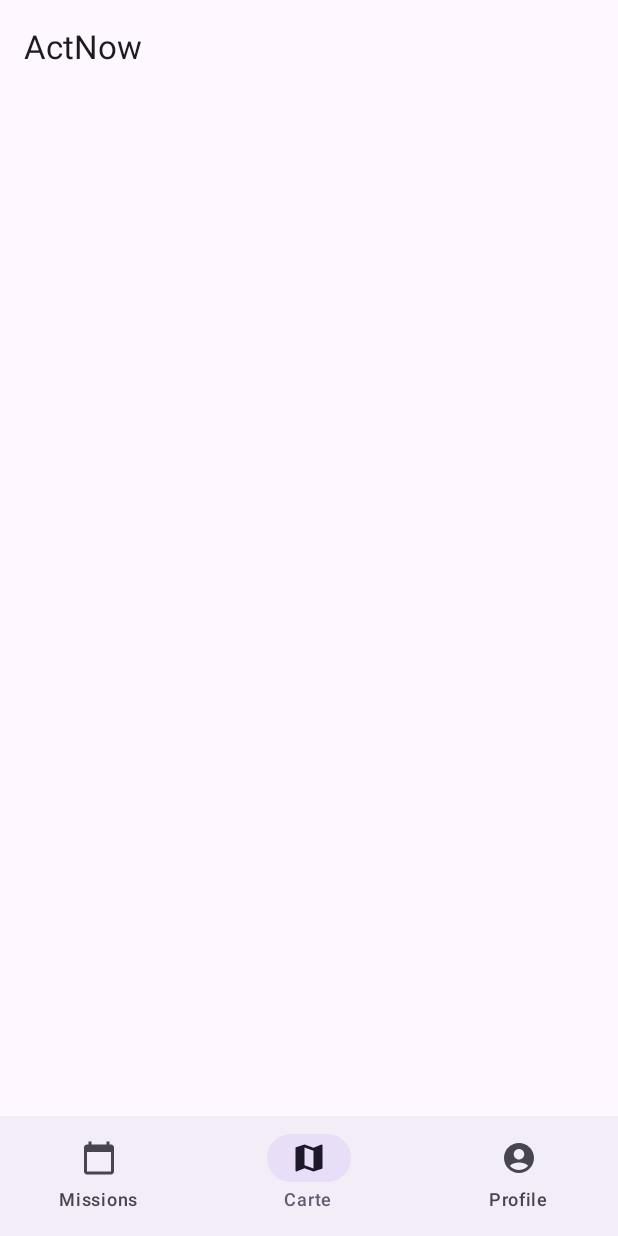
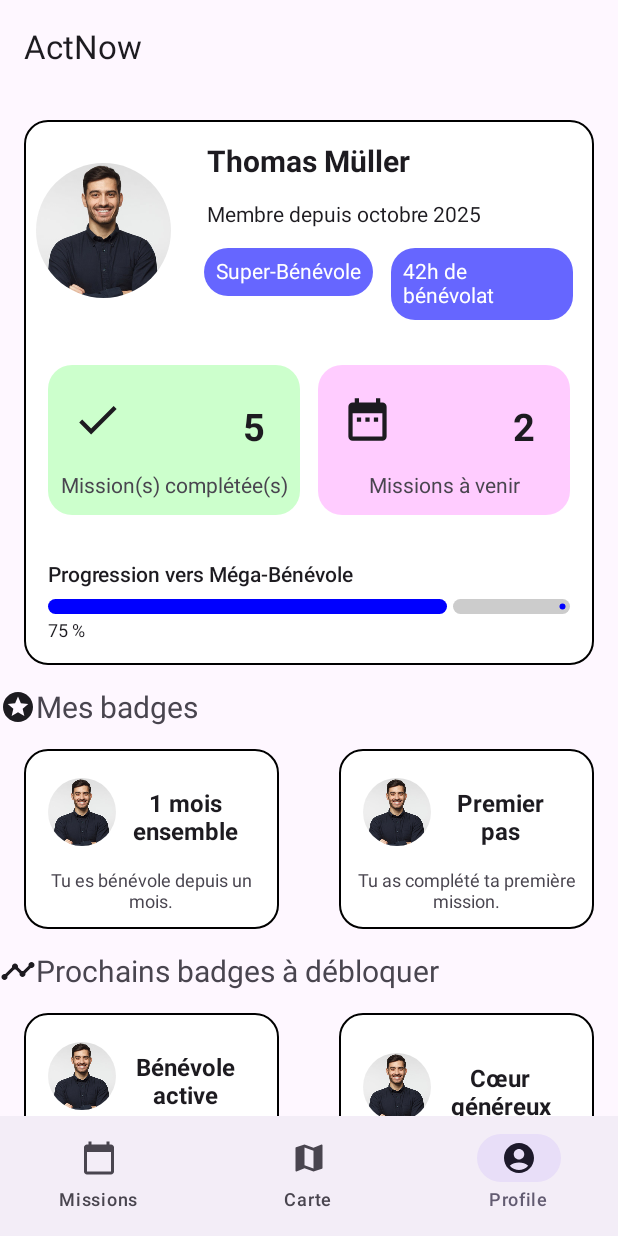
Before and after one commit to adrima01/ActNow, an Android app built with Jetpack Compose: the screen it shows after launch (MainActivity), item 3 of the bottom bar chosen, on a phone screen of 412 x 824 dp. Run offline under Robolectric (Android 15) with nearby library versions, the phone set to English and light mode, and no system bars; libraries missing offline, so code that uses them is left out: com.russhwolf.settings; 1 statement that could not run was skipped.

Commit message:
profile and badges

```diff
--- a/app/build.gradle.kts
+++ b/app/build.gradle.kts
@@ -58,4 +58,6 @@ dependencies {
     debugImplementation(libs.androidx.compose.ui.tooling)
     debugImplementation(libs.androidx.compose.ui.test.manifest)
     implementation("androidx.compose.material:material-icons-extended")
+    implementation("com.russhwolf:multiplatform-settings-no-arg:1.3.0")
+
 }
--- /dev/null
+++ b/app/src/main/java/com/example/actnow/badges.kt
@@ -0,0 +1,70 @@
+package com.example.actnow
+
+data class BadgeDto(
+    val badges: List<SingleBadgeDto>
+)
+
+enum class BadgeType {
+    HOUR, MISSION, TIME
+}
+
+data class SingleBadgeDto(
+    val id: Int,
+    val titre: String,
+    val description: String,
+    val image: String,
+    val achieved: Boolean,
+    val type: BadgeType,
+    val targetAmount: Int // nombre heures, missions realisee ou mois passes depuis l'inscription
+)
+
+val BadgeData = BadgeDto(
+    badges = listOf(
+        SingleBadgeDto(
+            id = 1,
+            titre = "1 mois ensemble",
+            description = "Tu es bénévole depuis un mois.",
+            image = "test",
+            achieved = true,
+            type = BadgeType.TIME,
+            targetAmount = 1,
+
+        ),
+        SingleBadgeDto(
+            id = 2,
+            titre = "Premier pas",
+            description = "Tu as complété ta première mission.",
+            image = "test",
+            achieved = true,
+            type = BadgeType.MISSION,
+            targetAmount = 1
+        ),
+        SingleBadgeDto(
+            id = 3,
+            titre = "Bénévole active",
+            description = "Tu as passé 10h sur des missions.",
+            image = "test",
+            achieved = false,
+            type = BadgeType.HOUR,
+            targetAmount = 10
+        ),
+        SingleBadgeDto(
+            id = 4,
+            titre = "Cœur généreux",
+            description = "Tu as complété 10 missions.",
+            image = "test",
+            achieved = false,
+            type = BadgeType.MISSION,
+            targetAmount = 10
+        ),
+        SingleBadgeDto(
+            id = 5,
+            titre = "Marathonien",
+            description = "Tu as passé 100h sur des missions.",
+            image = "test",
+            achieved = false,
+            type = BadgeType.HOUR,
+            targetAmount = 100
+        )
+    )
+)
--- /dev/null
+++ b/app/src/main/java/com/example/actnow/components/BadgeCard.kt
@@ -0,0 +1,84 @@
+package com.example.actnow.components
+
+import androidx.compose.foundation.Image
+import androidx.compose.foundation.border
+import androidx.compose.foundation.layout.Arrangement
+import androidx.compose.foundation.layout.Column
+import androidx.compose.foundation.layout.Row
+import androidx.compose.foundation.layout.fillMaxSize
+import androidx.compose.foundation.layout.fillMaxWidth
+import androidx.compose.foundation.layout.height
+import androidx.compose.foundation.layout.padding
+import androidx.compose.foundation.layout.size
+import androidx.compose.foundation.layout.width
+import androidx.compose.foundation.shape.CircleShape
+import androidx.compose.foundation.shape.RoundedCornerShape
+import androidx.compose.material3.Card
+import androidx.compose.material3.CardDefaults
+import androidx.compose.material3.MaterialTheme
+import androidx.compose.material3.Text
+import androidx.compose.runtime.Composable
+import androidx.compose.ui.Alignment
+import androidx.compose.ui.Modifier
+import androidx.compose.ui.draw.clip
+import androidx.compose.ui.graphics.Color
+import androidx.compose.ui.layout.ContentScale
+import androidx.compose.ui.res.painterResource
+import androidx.compose.ui.text.font.FontWeight
+import androidx.compose.ui.text.style.TextAlign
+import androidx.compose.ui.unit.dp
+import androidx.compose.ui.unit.sp
+import com.example.actnow.R
+
+@Composable
+fun BadgeCard(title: String, description: String, modifier: Modifier) {
+    Card(
+        modifier = modifier
+            .padding(16.dp)
+            .height(120.dp)
+            .border(1.dp, Color.Black, shape = RoundedCornerShape(16.dp)),
+        shape = RoundedCornerShape(16.dp),
+        elevation = CardDefaults.cardElevation(defaultElevation = 0.dp),
+        colors = CardDefaults.cardColors(
+            containerColor = Color.White
+        )
+    ) {
+        Column(
+            modifier = Modifier
+                .fillMaxSize()
+                .padding(8.dp),
+            horizontalAlignment = Alignment.CenterHorizontally,
+            verticalArrangement = Arrangement.Center
+        ) {
+            Row(
+                modifier = Modifier
+                    .fillMaxWidth()
+                    .padding(8.dp),
+                horizontalArrangement = Arrangement.SpaceBetween
+            ) {
+                Image(
+                    painter = painterResource(id = R.drawable.profile_monsieur),
+                    contentDescription = "profile picture",
+                    contentScale = ContentScale.Crop,
+                    modifier = Modifier
+                        .size(45.dp)
+                        .clip(CircleShape)
+                )
+                Text(
+                    text = title,
+                    fontWeight = FontWeight.Bold,
+                    fontSize = 16.sp,
+                    modifier = Modifier.padding(8.dp),
+                    textAlign = TextAlign.Center
+                )
+            }
+            Text(
+                text = description,
+                fontSize = 12.sp,
+                color = MaterialTheme.colorScheme.onSurfaceVariant,
+                textAlign = TextAlign.Center,
+
+            )
+        }
+    }
+}
--- a/app/src/main/java/com/example/actnow/components/ProfileCard.kt
+++ b/app/src/main/java/com/example/actnow/components/ProfileCard.kt
@@ -6,37 +6,44 @@ import androidx.compose.foundation.layout.*
 import androidx.compose.foundation.shape.CircleShape
 import androidx.compose.foundation.shape.RoundedCornerShape
 import androidx.compose.material.icons.Icons
-import androidx.compose.material.icons.filled.AccessTime
 import androidx.compose.material.icons.filled.DateRange
 import androidx.compose.material.icons.filled.Done
-import androidx.compose.material.icons.filled.Favorite
-import androidx.compose.material.icons.filled.Star
 import androidx.compose.material3.*
 import androidx.compose.runtime.Composable
 import androidx.compose.ui.Alignment
 import androidx.compose.ui.Modifier
 import androidx.compose.ui.draw.clip
 import androidx.compose.ui.graphics.Color
-import androidx.compose.ui.graphics.vector.ImageVector
 import androidx.compose.ui.layout.ContentScale
 import androidx.compose.ui.res.painterResource
 import androidx.compose.ui.text.font.FontWeight
-import androidx.compose.ui.text.style.TextAlign
 import androidx.compose.ui.unit.dp
 import androidx.compose.ui.unit.sp
 import com.example.actnow.R
+import androidx.compose.foundation.border
+import com.example.actnow.utilisateur
+import java.text.SimpleDateFormat
+import java.util.Locale
+
 
 
 @Composable
 fun ProfileCard() {
+    val sdf = SimpleDateFormat("MMMM yyyy", Locale.FRENCH)
+    val formattedDate = sdf.format(utilisateur.date)
+
     Column(
         verticalArrangement = Arrangement.spacedBy(20.dp),
-        modifier = Modifier.padding(8.dp)
+        modifier = Modifier.padding(16.dp)
     ) {
         Card(
             shape = RoundedCornerShape(16.dp),
             modifier = Modifier
-                .padding(8.dp)
+                .fillMaxWidth()
+                .border(1.dp, Color.Black, shape = RoundedCornerShape(16.dp)),
+            colors = CardDefaults.cardColors(
+                containerColor = Color.White
+            ),
         ) {
             Row(
                 verticalAlignment = Alignment.CenterVertically,
@@ -45,11 +52,11 @@ fun ProfileCard() {
                     .padding(8.dp)
             ) {
                 Image(
-                    painter = painterResource(id = R.drawable.profile),
+                    painter = painterResource(id = R.drawable.profile_monsieur),
                     contentDescription = "profile picture",
                     contentScale = ContentScale.Crop,
                     modifier = Modifier
-                        .size(80.dp)
+                        .size(90.dp)
                         .clip(CircleShape)
                 )
 
@@ -57,30 +64,47 @@ fun ProfileCard() {
 
                 Column {
                     Text(
-                        text = "Adrian MARAJ",
+                        text = utilisateur.prenom + " " + utilisateur.nom,
                         fontSize = 20.sp,
-                        fontWeight = FontWeight.Bold
+                        fontWeight = FontWeight.Bold,
+                        modifier = Modifier.padding(8.dp)
                     )
                     Text(
-                        text = "Membre depuis octobre 2025",
+                        text = "Membre depuis $formattedDate",
                         fontSize = 14.sp,
-                        color = MaterialTheme.colorScheme.onSurfaceVariant
+                        modifier = Modifier.padding(8.dp)
                     )
-                    Column(
-                        modifier = Modifier.fillMaxWidth()
-                    ){
-                        Text("Progression", fontWeight = FontWeight.SemiBold)
-                        Spacer(modifier = Modifier.height(8.dp))
-                        LinearProgressIndicator(
-                            progress = { 0.75f },
+                    Row {
+                        Card (
+                            shape = RoundedCornerShape(16.dp),
                             modifier = Modifier
-                                .fillMaxWidth()
-                                .height(10.dp),
-                            color = Color.Blue,
-                            trackColor = Color.White,
-                        )
-                        Spacer(modifier = Modifier.height(4.dp))
-                        Text("75 %", fontSize = 12.sp)
+                                .padding(6.dp),
+                            colors = CardDefaults.cardColors(
+                                containerColor = Color.Blue.copy(alpha = 0.6f)
+                            )
+                        ) {
+                            Text(
+                                modifier = Modifier
+                                    .padding(8.dp),
+                                text = "Super-Bénévole",
+                                color = Color.White
+                            )
+                        }
+                        Card (
+                            shape = RoundedCornerShape(16.dp),
+                            modifier = Modifier
+                                .padding(6.dp),
+                            colors = CardDefaults.cardColors(
+                                containerColor = Color.Blue.copy(alpha = 0.6f)
+                            )
+                        ){
+                            Text(
+                                modifier = Modifier
+                                    .padding(8.dp),
+                                text = "${utilisateur.heures}h de bénévolat",
+                                color = Color.White
+                            )
+                        }
                     }
                 }
             }
@@ -95,29 +119,8 @@ fun ProfileCard() {
                     horizontalArrangement = Arrangement.spacedBy(12.dp)
                 ) {
                     StatCard(
-                        title = "Heures de bénévolat",
-                        value = "120",
-                        modifier = Modifier.weight(1f),
-                        icon = Icons.Filled.AccessTime,
-                        iconDescription = "Clock Icon",
-                        color = Color.Blue
-                    )
-                    StatCard(
-                        title = "Points d'impact",
-                        value = "125",
-                        modifier = Modifier.weight(1f),
-                        icon = Icons.Filled.Favorite,
-                        iconDescription = "Heart Icon",
-                        color = Color.Yellow
-                    )
-                }
-                Row(
-                    modifier = Modifier.fillMaxWidth(),
-                    horizontalArrangement = Arrangement.spacedBy(12.dp)
-                ) {
-                    StatCard(
-                        title = "Missions complétées",
-                        value = "15",
+                        title = "Mission(s) complétée(s)",
+                        value = utilisateur.missionsCompletees,
                         modifier = Modifier.weight(1f),
                         icon = Icons.Filled.Done,
                         iconDescription = "Done Icon",
@@ -125,72 +128,32 @@ fun ProfileCard() {
                     )
                     StatCard(
                         title = "Missions à venir",
-                        value = "3",
+                        value = utilisateur.missionsAVenir,
                         modifier = Modifier.weight(1f),
                         icon = Icons.Filled.DateRange,
                         iconDescription = "Date Icon",
-                        color = Color.Red
+                        color = Color.Magenta
                     )
                 }
             }
-        }
-        Row(
-            verticalAlignment = Alignment.CenterVertically,
-            horizontalArrangement = Arrangement.Center
-        ) {
-            Icon(
-                imageVector = Icons.Filled.Star,
-                contentDescription = "Star Icon",
-            )
-            Text(
-                text = "Mes badges",
-                fontSize = 20.sp,
-                color = MaterialTheme.colorScheme.onSurfaceVariant
-            )
+            Column(
+                modifier = Modifier
+                    .fillMaxWidth()
+                    .padding(16.dp)
+            ){
+                Text("Progression vers Méga-Bénévole", fontWeight = FontWeight.SemiBold)
+                Spacer(modifier = Modifier.height(8.dp))
+                LinearProgressIndicator(
+                    progress = { 0.75f },
+                    modifier = Modifier
+                        .fillMaxWidth()
+                        .height(10.dp),
+                    color = Color.Blue,
+                    trackColor = Color.LightGray,
+                )
+                Spacer(modifier = Modifier.height(4.dp))
+                Text("75 %", fontSize = 12.sp)
+            }
         }
     }
 }
-
-@Composable
-fun StatCard(title: String, value: String, modifier: Modifier = Modifier, icon: ImageVector, iconDescription: String, color: Color) {
-    Card(
-        modifier = modifier
-            .height(80.dp),
-        shape = RoundedCornerShape(16.dp),
-        colors = CardDefaults.cardColors(
-            containerColor = color.copy(alpha = 0.4f)
-        ),
-        elevation = CardDefaults.cardElevation(defaultElevation = 0.dp)
-    ) {
-        Column(
-            modifier = Modifier
-                .fillMaxSize()
-                .padding(8.dp),
-            horizontalAlignment = Alignment.CenterHorizontally,
-            verticalArrangement = Arrangement.Center
-        ) {
-            Row(
-                modifier = Modifier
-                    .fillMaxWidth()
-                    .padding(8.dp),
-                horizontalArrangement = Arrangement.SpaceBetween
-            ) {
-                Icon(
-                    imageVector = icon,
-                    contentDescription = iconDescription
-                )
-                Text(
-                    text = value,
-                    fontWeight = FontWeight.Bold,
-                    fontSize = 25.sp
-                )
-            }
-            Text(
-                text = title,
-                fontSize = 14.sp,
-                color = MaterialTheme.colorScheme.onSurfaceVariant,
-                textAlign = TextAlign.Start
-            )
-        }
-    }
-}
--- /dev/null
+++ b/app/src/main/java/com/example/actnow/components/StatCard.kt
@@ -0,0 +1,70 @@
+package com.example.actnow.components
+
+import androidx.compose.foundation.layout.Arrangement
+import androidx.compose.foundation.layout.Column
+import androidx.compose.foundation.layout.Row
+import androidx.compose.foundation.layout.fillMaxSize
+import androidx.compose.foundation.layout.fillMaxWidth
+import androidx.compose.foundation.layout.height
+import androidx.compose.foundation.layout.padding
+import androidx.compose.foundation.layout.size
+import androidx.compose.foundation.shape.RoundedCornerShape
+import androidx.compose.material3.Card
+import androidx.compose.material3.CardDefaults
+import androidx.compose.material3.Icon
+import androidx.compose.material3.MaterialTheme
+import androidx.compose.material3.Text
+import androidx.compose.runtime.Composable
+import androidx.compose.ui.Alignment
+import androidx.compose.ui.Modifier
+import androidx.compose.ui.graphics.Color
+import androidx.compose.ui.graphics.vector.ImageVector
+import androidx.compose.ui.text.font.FontWeight
+import androidx.compose.ui.text.style.TextAlign
+import androidx.compose.ui.unit.dp
+import androidx.compose.ui.unit.sp
+
+@Composable
+fun StatCard(title: String, value: Int, modifier: Modifier = Modifier, icon: ImageVector, iconDescription: String, color: Color) {
+    Card(
+        modifier = modifier
+            .height(100.dp),
+        shape = RoundedCornerShape(16.dp),
+        colors = CardDefaults.cardColors(
+            containerColor = color.copy(alpha = 0.2f)
+        ),
+    ) {
+        Column(
+            modifier = Modifier
+                .fillMaxSize()
+                .padding(8.dp),
+            horizontalAlignment = Alignment.CenterHorizontally,
+            verticalArrangement = Arrangement.Center
+        ) {
+            Row(
+                modifier = Modifier
+                    .fillMaxWidth()
+                    .padding(8.dp),
+                horizontalArrangement = Arrangement.SpaceBetween
+            ) {
+                Icon(
+                    imageVector = icon,
+                    contentDescription = iconDescription,
+                    modifier = Modifier.size(34.dp),
+                )
+                Text(
+                    text = "$value",
+                    fontWeight = FontWeight.Bold,
+                    fontSize = 25.sp,
+                    modifier = Modifier.padding(8.dp)
+                )
+            }
+            Text(
+                text = title,
+                fontSize = 14.sp,
+                color = MaterialTheme.colorScheme.onSurfaceVariant,
+                textAlign = TextAlign.Start
+            )
+        }
+    }
+}
--- a/app/src/main/java/com/example/actnow/screens/ProfileScreen.kt
+++ b/app/src/main/java/com/example/actnow/screens/ProfileScreen.kt
@@ -1,32 +1,105 @@
 package com.example.actnow.screens
 
-import androidx.compose.foundation.background
-import androidx.compose.foundation.layout.Column
-import androidx.compose.foundation.layout.fillMaxSize
-import androidx.compose.foundation.layout.padding
+import androidx.compose.foundation.layout.Arrangement
+import androidx.compose.foundation.layout.Row
+import androidx.compose.foundation.layout.Spacer
+import androidx.compose.foundation.layout.fillMaxWidth
+import androidx.compose.foundation.lazy.LazyColumn
+import androidx.compose.foundation.lazy.items
+import androidx.compose.material.icons.Icons
+import androidx.compose.material.icons.filled.Stars
+import androidx.compose.material.icons.filled.Timeline
 import androidx.compose.material3.ExperimentalMaterial3Api
-import androidx.compose.material3.Scaffold
+import androidx.compose.material3.Icon
+import androidx.compose.material3.MaterialTheme
 import androidx.compose.material3.Text
-import androidx.compose.material3.TopAppBar
 import androidx.compose.runtime.Composable
+import androidx.compose.ui.Alignment
 import androidx.compose.ui.Modifier
-import androidx.compose.ui.graphics.Color
+import androidx.compose.ui.unit.dp
+import androidx.compose.ui.unit.sp
+import com.example.actnow.BadgeData
+import com.example.actnow.components.BadgeCard
 import com.example.actnow.components.ProfileCard
+import com.russhwolf.settings.Settings
 
 @OptIn(ExperimentalMaterial3Api::class)
 @Composable
 fun ProfileScreen() {
-    Scaffold(
-        topBar = {
-            TopAppBar(title = { Text("ActNow") })
+    val settings: Settings = Settings()
+    LazyColumn {
+        item {
+            ProfileCard()
+            Row(
+                verticalAlignment = Alignment.CenterVertically,
+                horizontalArrangement = Arrangement.Center
+            ) {
+                Icon(
+                    imageVector = Icons.Filled.Stars,
+                    contentDescription = "Stars Icon",
+                )
+                Text(
+                    text = "Mes badges",
+                    fontSize = 20.sp,
+                    color = MaterialTheme.colorScheme.onSurfaceVariant
+                )
+            }
         }
-    ) { padding ->
-        Column(modifier = Modifier
-            .fillMaxSize()
-            .background(Color.White)
-            .padding(padding)
-        ) {
+        val achievedBadges = BadgeData.badges.filter { it.achieved }
+        items(achievedBadges.chunked(2)) { rowItems ->
+            Row(
+                modifier = Modifier.fillMaxWidth(),
+                horizontalArrangement = Arrangement.spacedBy(8.dp)
+            ) {
+                rowItems.forEach { badge ->
+                    BadgeCard(
+                        title = badge.titre,
+                        description = badge.description,
+                        modifier = Modifier.weight(1f)
+                    )
+                }
+
+                if (rowItems.size == 1) {
+                    Spacer(modifier = Modifier.weight(1f))
+                }
+            }
+        }
+        item {
+
+            Row(
+                verticalAlignment = Alignment.CenterVertically,
+                horizontalArrangement = Arrangement.Center
+            ) {
+                Icon(
+                    imageVector = Icons.Filled.Timeline,
+                    contentDescription = "Timeline Icon",
+                )
+                Text(
+                    text = "Prochains badges à débloquer",
+                    fontSize = 20.sp,
+                    color = MaterialTheme.colorScheme.onSurfaceVariant
+                )
+            }
+        }
+        val lockedBadges = BadgeData.badges.filter { !it.achieved }
+        items(lockedBadges.chunked(2)) { rowItems ->
+            Row(
+                modifier = Modifier.fillMaxWidth(),
+                horizontalArrangement = Arrangement.spacedBy(8.dp)
+            ) {
+                rowItems.forEach { badge ->
+                    BadgeCard(
+                        title = badge.titre,
+                        description = badge.description,
+                        modifier = Modifier.weight(1f)
+                    )
+                }
+
+                if (rowItems.size == 1) {
+                    Spacer(modifier = Modifier.weight(1f))
+                }
+            }
         }
     }
-    ProfileCard()
+
 }
--- /dev/null
+++ b/app/src/main/java/com/example/actnow/utilisateur.kt
@@ -0,0 +1,28 @@
+package com.example.actnow
+
+import java.util.Date
+
+
+data class Utilisateur (
+    val id: Int,
+    val nom: String,
+    val prenom: String,
+    val heures: Int,
+    val date: Date,
+    val missionsCompletees: Int,
+    val missionsAVenir: Int,
+    val statut: Int,
+    val points: Int,
+)
+
+val utilisateur = Utilisateur(
+    1,
+    "Müller",
+    "Thomas",
+    42,
+    java.sql.Date.valueOf("2025-10-05"),
+    5,
+    2,
+    3,
+    125
+)
```
Also changed, not shown: app/src/main/res/drawable/profile_monsieur.jpg (added).
